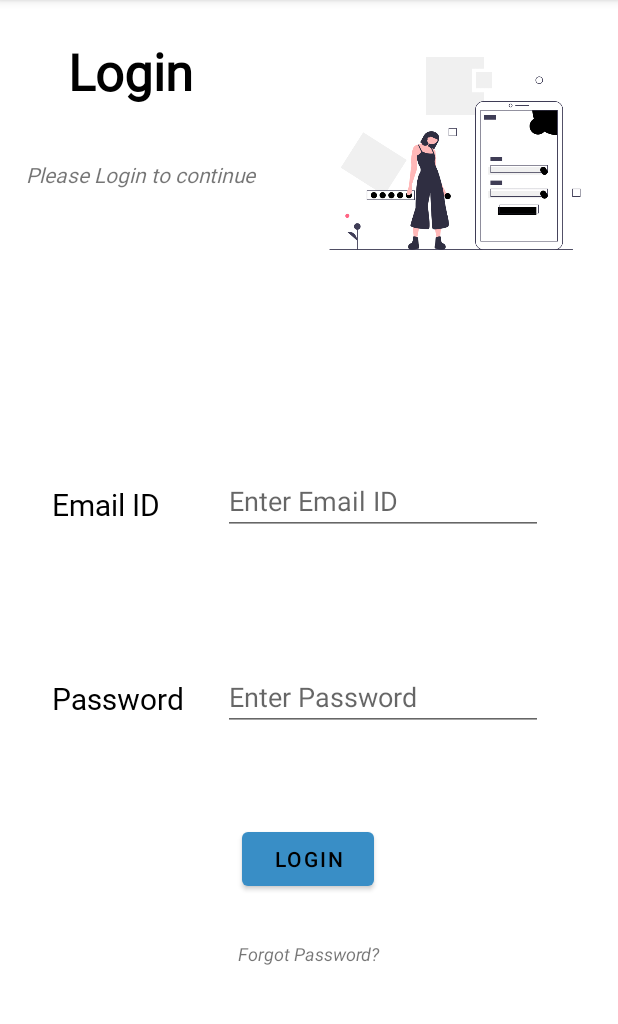
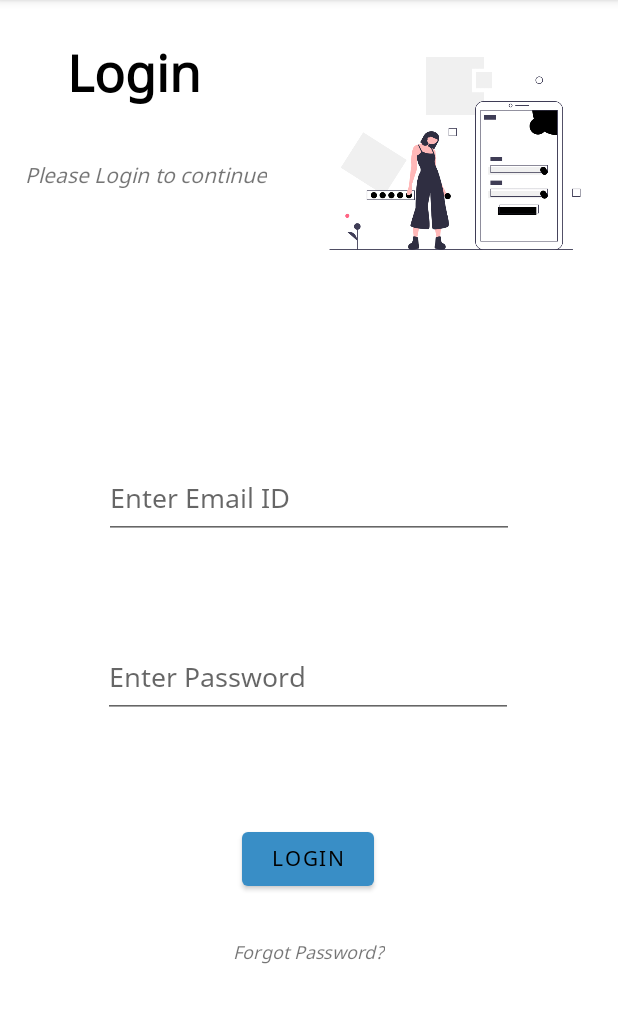
Before and after one commit to varun9610/Vaccine-Register, an Android app: the LoginFragment screen opened through its navigation route, on a phone screen of 412 x 824 dp, the part 84-1108 px from its top. Run offline under Robolectric (Android 15) with nearby library versions, the phone set to English and light mode, and no system bars; our stand-ins replace navigation-ui.

Commit message:
Multiple misc changes regarding layouts and fonts
Signed-off-by: Varun Mehta <varun.mehta@hey.com>

```diff
--- a/app/src/main/res/layout/fragment_appointment.xml
+++ b/app/src/main/res/layout/fragment_appointment.xml
@@ -11,7 +11,7 @@
         android:id="@+id/textView13"
         android:layout_width="142dp"
         android:layout_height="87dp"
-        android:fontFamily="@font/open_sans"
+        android:fontFamily="@font/noto_sans"
         android:text="@string/string_appointment"
         android:textColor="#000000"
         android:textSize="18sp"
@@ -51,6 +51,7 @@
         android:layout_height="wrap_content"
         android:layout_marginTop="8dp"
         android:layout_marginBottom="8dp"
+        android:fontFamily="@font/noto_sans"
         android:text="@string/string_btn_submit"
         app:layout_constraintBottom_toBottomOf="parent"
         app:layout_constraintEnd_toEndOf="parent"
--- a/app/src/main/res/layout/fragment_locate_centers.xml
+++ b/app/src/main/res/layout/fragment_locate_centers.xml
@@ -25,6 +25,7 @@
         android:layout_height="wrap_content"
         android:layout_marginTop="8dp"
         android:layout_marginBottom="8dp"
+        android:fontFamily="@font/noto_sans"
         android:padding="4dp"
         android:text="@string/locate_centers_near_you"
         android:textAlignment="center"
--- a/app/src/main/res/layout/fragment_login.xml
+++ b/app/src/main/res/layout/fragment_login.xml
@@ -14,7 +14,7 @@
         style="@style/header_text"
         android:layout_width="wrap_content"
         android:layout_height="wrap_content"
-        android:fontFamily="@font/roboto1"
+        android:fontFamily="@font/noto_sans"
         android:text="@string/string_login"
         android:textColor="#000000"
         android:textStyle="bold"
@@ -29,7 +29,7 @@
         android:id="@+id/textView8"
         android:layout_width="wrap_content"
         android:layout_height="wrap_content"
-        android:fontFamily="@font/roboto1"
+        android:fontFamily="@font/noto_sans"
         android:paddingTop="4dp"
         android:paddingEnd="4dp"
         android:text="@string/login_to_continue"
@@ -54,72 +54,42 @@
         app:layout_constraintTop_toTopOf="parent"
         app:layout_constraintVertical_bias="0.028" />
 
-    <TextView
-        android:id="@+id/textView9"
-        android:layout_width="wrap_content"
-        android:layout_height="wrap_content"
-        android:fontFamily="@font/roboto1"
-        android:text="@string/string_email"
-        android:textColor="#000000"
-        android:textSize="20sp"
+    <EditText
+        android:id="@+id/editTextTextEmailAddress2"
+        android:layout_width="273dp"
+        android:layout_height="52dp"
+        android:ems="10"
+        android:fontFamily="@font/noto_sans"
+        android:hint="@string/emailid_hint"
+        android:inputType="textEmailAddress"
         app:layout_constraintBottom_toBottomOf="parent"
         app:layout_constraintEnd_toEndOf="parent"
-        app:layout_constraintHorizontal_bias="0.102"
         app:layout_constraintStart_toStartOf="parent"
         app:layout_constraintTop_toTopOf="parent"
-        app:layout_constraintVertical_bias="0.436" />
-
-    <TextView
-        android:id="@+id/textView10"
-        android:layout_width="wrap_content"
-        android:layout_height="wrap_content"
-        android:fontFamily="@font/roboto1"
-        android:labelFor="@id/textView10"
-        android:text="@string/string_password"
-        android:textColor="#000000"
-        android:textSize="20sp"
-        app:layout_constraintBottom_toBottomOf="parent"
-        app:layout_constraintEnd_toEndOf="parent"
-        app:layout_constraintHorizontal_bias="0.108"
-        app:layout_constraintStart_toStartOf="parent"
-        app:layout_constraintTop_toTopOf="parent"
-        app:layout_constraintVertical_bias="0.61" />
-
-    <EditText
-        android:id="@+id/editTextTextEmailAddress2"
-        android:layout_width="wrap_content"
-        android:layout_height="wrap_content"
-        android:ems="10"
-        android:hint="@string/emailid_hint"
-        android:inputType="textEmailAddress"
-        android:labelFor="@id/textView9"
-        app:layout_constraintBottom_toBottomOf="parent"
-        app:layout_constraintEnd_toEndOf="parent"
-        app:layout_constraintHorizontal_bias="0.747"
-        app:layout_constraintStart_toStartOf="parent"
-        app:layout_constraintTop_toTopOf="parent"
-        app:layout_constraintVertical_bias="0.431"
+        app:layout_constraintVertical_bias="0.429"
         tools:ignore="TouchTargetSizeCheck,SpeakableTextPresentCheck" />
 
     <EditText
         android:id="@+id/editTextTextPassword2"
-        android:layout_width="wrap_content"
-        android:layout_height="wrap_content"
+        android:layout_width="273dp"
+        android:layout_height="52dp"
         android:ems="10"
+        android:fontFamily="@font/noto_sans"
         android:hint="@string/string_login_enterpassword_hint"
         android:inputType="textPassword"
         app:layout_constraintBottom_toBottomOf="parent"
         app:layout_constraintEnd_toEndOf="parent"
-        app:layout_constraintHorizontal_bias="0.747"
+        app:layout_constraintHorizontal_bias="0.496"
         app:layout_constraintStart_toStartOf="parent"
         app:layout_constraintTop_toTopOf="parent"
-        app:layout_constraintVertical_bias="0.612"
+        app:layout_constraintVertical_bias="0.596"
         tools:ignore="SpeakableTextPresentCheck,TouchTargetSizeCheck" />
 
     <Button
         android:id="@+id/loginbtn"
         android:layout_width="wrap_content"
         android:layout_height="wrap_content"
+        android:fontFamily="@font/noto_sans"
         android:text="@string/login"
         app:layout_constraintBottom_toBottomOf="parent"
         app:layout_constraintEnd_toEndOf="parent"
@@ -132,6 +102,7 @@
         android:id="@+id/forgotpasswordtv"
         android:layout_width="wrap_content"
         android:layout_height="wrap_content"
+        android:fontFamily="@font/noto_sans"
         android:text="@string/forgot_password"
         android:textSize="12sp"
         android:textStyle="italic"
--- a/app/src/main/res/layout/fragment_post_login_homepage.xml
+++ b/app/src/main/res/layout/fragment_post_login_homepage.xml
@@ -13,6 +13,7 @@
         android:layout_width="wrap_content"
         android:layout_height="wrap_content"
         android:layout_marginTop="84dp"
+        android:fontFamily="@font/noto_sans"
         android:text="@string/register_for_vaccine"
         app:layout_constraintEnd_toEndOf="parent"
         app:layout_constraintStart_toStartOf="parent"
@@ -23,6 +24,7 @@
         android:layout_width="wrap_content"
         android:layout_height="wrap_content"
         android:layout_marginTop="56dp"
+        android:fontFamily="@font/noto_sans"
         android:text="@string/check_status"
         app:layout_constraintEnd_toEndOf="parent"
         app:layout_constraintStart_toStartOf="parent"
@@ -33,6 +35,7 @@
         android:layout_width="wrap_content"
         android:layout_height="wrap_content"
         android:layout_marginTop="76dp"
+        android:fontFamily="@font/noto_sans"
         android:text="@string/book_appointment"
         app:layout_constraintEnd_toEndOf="parent"
         app:layout_constraintStart_toStartOf="parent"
--- a/app/src/main/res/layout/fragment_title_page.xml
+++ b/app/src/main/res/layout/fragment_title_page.xml
@@ -13,7 +13,7 @@
         android:id="@+id/btnloginTitlePage"
         android:layout_width="wrap_content"
         android:layout_height="wrap_content"
-        android:fontFamily="@font/roboto1"
+        android:fontFamily="@font/noto_sans"
         android:text="@string/string_login"
         android:textSize="16sp"
         app:layout_constraintBottom_toBottomOf="parent"
@@ -28,6 +28,7 @@
         android:layout_width="wrap_content"
         android:layout_height="wrap_content"
         android:layout_marginTop="84dp"
+        android:fontFamily="@font/noto_sans"
         android:text="@string/string_signup"
         android:textSize="16sp"
         app:layout_constraintBottom_toBottomOf="parent"
@@ -42,6 +43,7 @@
         android:layout_height="wrap_content"
         android:layout_marginTop="16dp"
         android:layout_marginBottom="16dp"
+        android:fontFamily="@font/noto_sans"
         android:text="@string/locate_centers"
         android:textSize="16sp"
         app:layout_constraintBottom_toBottomOf="parent"
```
Also changed, not shown: app/src/main/res/layout/fragment_forget_password.xml (+6 -2 lines), app/src/main/res/layout/fragment_registerfor_vaccine.xml (+22 -12 lines), app/src/main/res/layout/fragment_registration.xml (+21 -81 lines), app/src/main/res/font/noto_sans.ttf (added).
